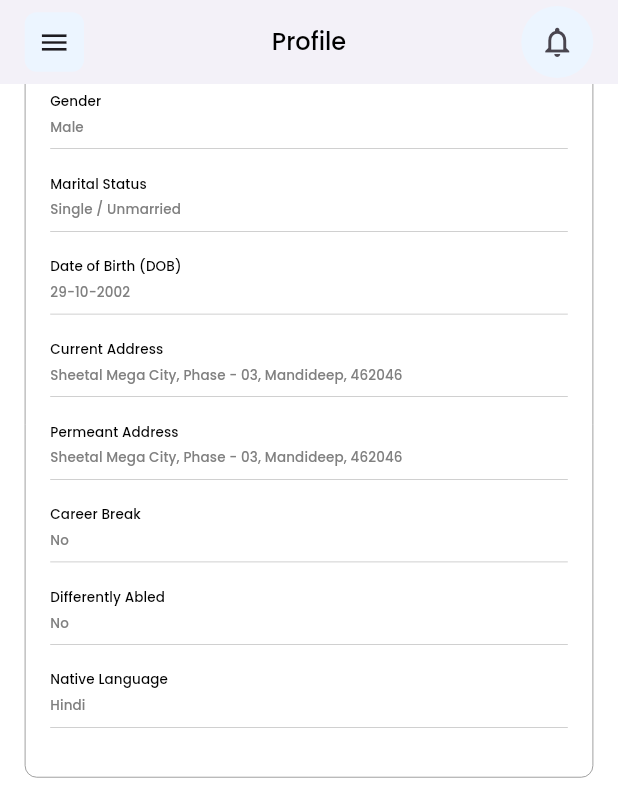
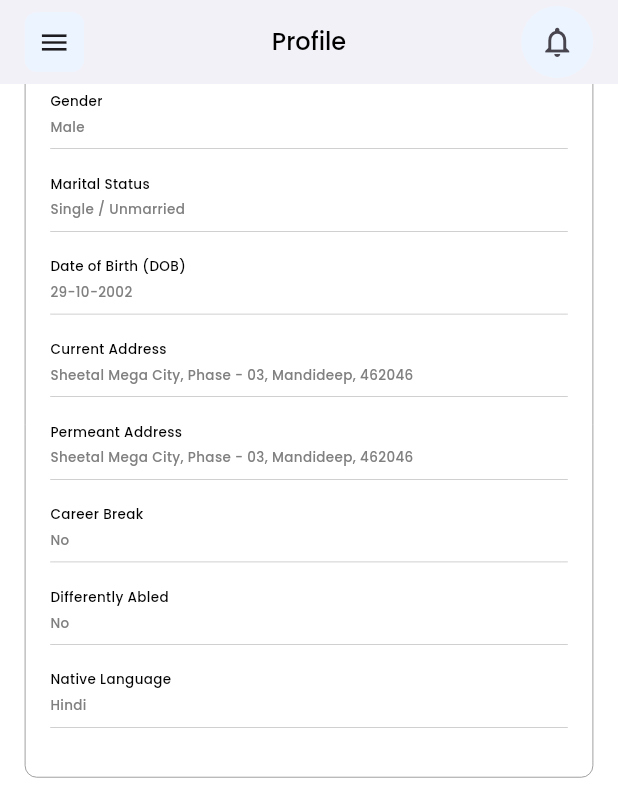
Before and after one commit to MustufaMemon10/hiremi_profile, a Flutter app: the screen it shows after launch, scrolled down 1728 dp, on a phone screen of 412 x 824 dp. Shown: the top 799 px of the screen. Run offline on Flutter 3.47's test engine with Material 3 defaults, Android fonts, the phone set to English and light mode, and no system bars; drawn by our look-alikes of percent_indicator; our stand-ins replace google_fonts, hexcolor.

```diff
--- a/lib/screens/Verified_Profile_Section/widgets/PersonalInfo.dart
+++ b/lib/screens/Verified_Profile_Section/widgets/PersonalInfo.dart
@@ -72,15 +72,12 @@ class PersonalInfoChild extends StatelessWidget {
     return Column(
       crossAxisAlignment: CrossAxisAlignment.start,
       children: [
-        Text(title, style: Theme.of(context).textTheme.labelLarge),
+        Text(title, style: const TextStyle(fontSize: 9.0,fontWeight: FontWeight.w500,color: Colors.black),),
         SizedBox(
           height: Sizes.responsiveXs(context),
         ),
         Text(subtitle,
-            style: Theme.of(context)
-                .textTheme
-                .labelLarge!
-                .apply(color: AppColors.secondaryText)),
+            style: TextStyle(fontSize: 9.0,fontWeight: FontWeight.w500,color: AppColors.secondaryText),),
         SizedBox(
           height: Sizes.responsiveSm(context),
         ),
```
